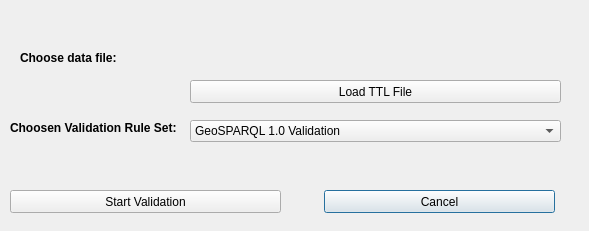
First picture: the form in dialogs/ui/graphvalidationdialog.ui, repository sparqlunicorn/sparqlunicornGoesGIS, before the edit.
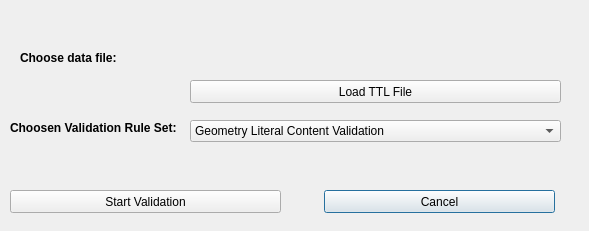
Second picture: the form after the edit.

Commit message: Graph validation integration

Patch:
```diff
--- a/dialogs/ui/graphvalidationdialog.ui
+++ b/dialogs/ui/graphvalidationdialog.ui
@@ -99,6 +99,11 @@
      <height>22</height>
     </rect>
    </property>
+   <item>
+    <property name="text">
+     <string>Geometry Literal Content Validation</string>
+    </property>
+   </item>
    <item>
     <property name="text">
      <string>GeoSPARQL 1.0 Validation</string>
```
Left out of the diff: 4 changed lines with no effect on the pictures. The commit also changes 2 other files.
